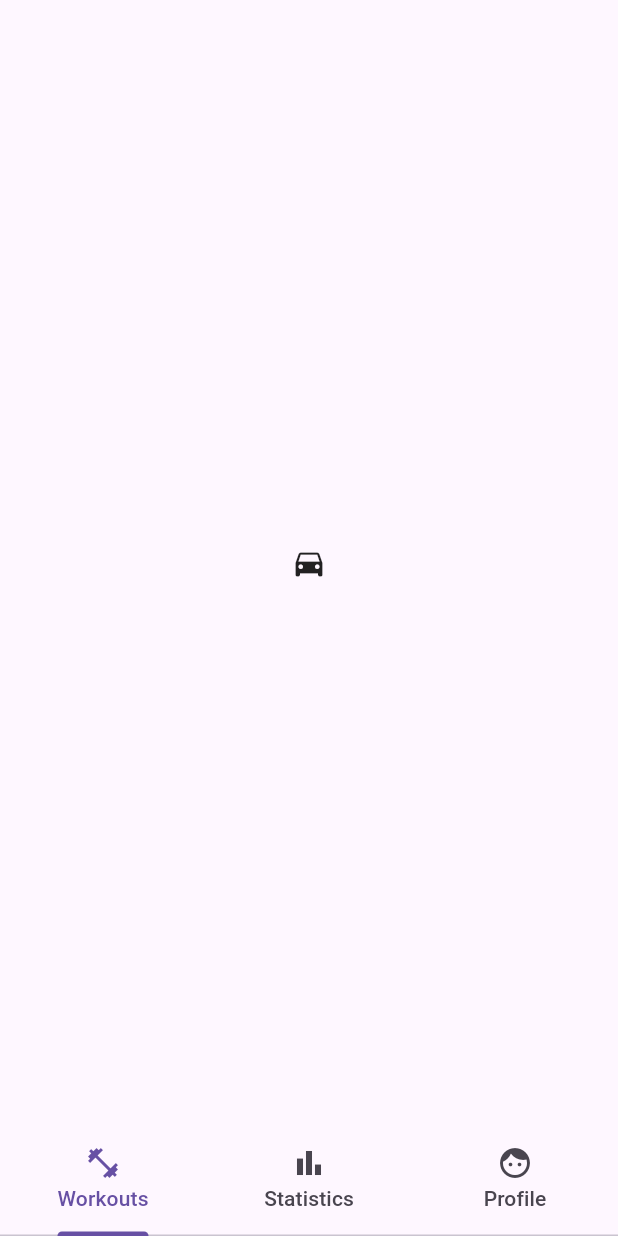
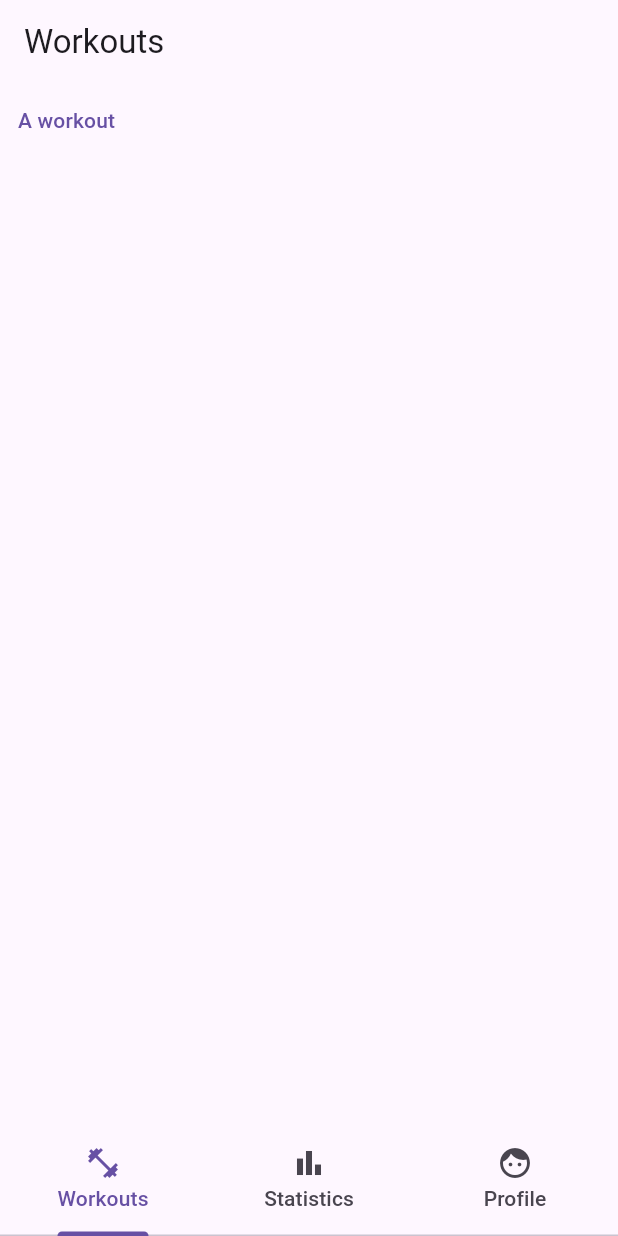
Before and after one commit to coolguycaden/funky-fitness, a Flutter app: the screen it shows after launch, on a phone screen of 412 x 824 dp. Run offline on Flutter 3.47's test engine with Material 3 defaults, Android fonts, the light colour scheme and no system bars.

Commit message:
better format

```diff
--- a/lib/main.dart
+++ b/lib/main.dart
@@ -1,11 +1,4 @@
 import 'package:flutter/material.dart';
-
-// List<Widget> pageList = [
-//   const WorkoutScreen(),
-//   const StatScreen(),
-//   const Profile(),
-// ];
-
 
 void main(){
   runApp( const MyApp());
@@ -32,24 +25,9 @@ class _MyAppState extends State<MyApp> {
     );
   }
 }
-class BaseApp extends StatelessWidget {//with SingleTickerProviderStateMixin {
+class BaseApp extends StatelessWidget {
   const BaseApp({super.key});
 
-  //int _currentIndex = 0;
-  /*late TabController tabController;
-  @override
-
-  void initState(){
-    tabController = TabController(length: 3, vsync: this);
-    tabController.addListener(() {
-      setState(() {
-
-      });
-    });
-
-    super.initState();
-  }
-*/
   @override
   Widget build(BuildContext context) {
 
@@ -58,39 +36,29 @@ class BaseApp extends StatelessWidget {//with SingleTickerProviderStateMixin {
         length: 3,
 
         child: Scaffold(
-          bottomNavigationBar: homeRowBar(context),
+          bottomNavigationBar: homeRowBar(),
 
-          /*appBar: AppBar(
-            bottom: const TabBar(
-              tabs: [
-                  Tab(
-                    text: 'Workouts',
-                    icon: Icon(Icons.fitness_center),
+          body: TabBarView(
+            children: [
+              Column(
+                children: [
+                  AppBar(
+                    title: const Text('Workouts'),
                   ),
-
-                  Tab(
-                    text: 'Statistics',
-                    icon: Icon(Icons.bar_chart),
+                  Row (
+                    children: [
+                      TextButton(
+                        child: const Text('A workout'),
+                        onPressed: () {
+                          Navigator.pushNamed(context, '/WorkoutScreen');
+                        },
+                      ),
+                    ],
                   ),
-
-                  Tab(
-                    text: 'Profile',
-                    icon: Icon(Icons.face),
-
-                  ),
-              ],
-            ),
-          ),*/
-
-          body: const TabBarView(
-            children: [
-              Icon(Icons.directions_car),
-              Icon(Icons.directions_transit),
-              Icon(Icons.directions_bike),
+                ],
+              ),
             ],
           ),
-
-
         ),
 
       ),
@@ -99,9 +67,13 @@ class BaseApp extends StatelessWidget {//with SingleTickerProviderStateMixin {
 
   }
 
-  TabBar homeRowBar(BuildContext context) {
-    return TabBar(
-      tabs: const [
+
+  /*
+  This is the extracted method of the homeRow
+  */
+  TabBar homeRowBar() {
+    return const TabBar(
+      tabs: [
           Tab(
             text: 'Workouts',
             icon: Icon(Icons.fitness_center),
@@ -120,12 +92,12 @@ class BaseApp extends StatelessWidget {//with SingleTickerProviderStateMixin {
       ],
 
 
-      onTap: (value) {
-        if (value == 0) print('User clicked 1!');//Navigator.pushNamed(context, '/WorkoutScreen');
-        if (value == 1) print('User clicked 1!');//Navigator.pushNamed(context, '/StatScreen');
-        if (value == 2) print('User clicked 1!');//Navigator.pushNamed(context, '/ProfileScreen');
+      /*onTap: (value) {
+        if (value == 0) Navigator.pushNamed(context, '/WorkoutScreen');
+        if (value == 1) Navigator.pushNamed(context, '/StatScreen');
+        if (value == 2) Navigator.pushNamed(context, '/ProfileScreen');
 
-      },
+      },*/
 
     );
   }
@@ -142,7 +114,7 @@ class WorkoutScreen extends StatelessWidget {
 
           backgroundColor: Colors.red,
           title: const Text('Welcome to Workouts!'),
-        ),
+      ),
 
     );
   }
```
